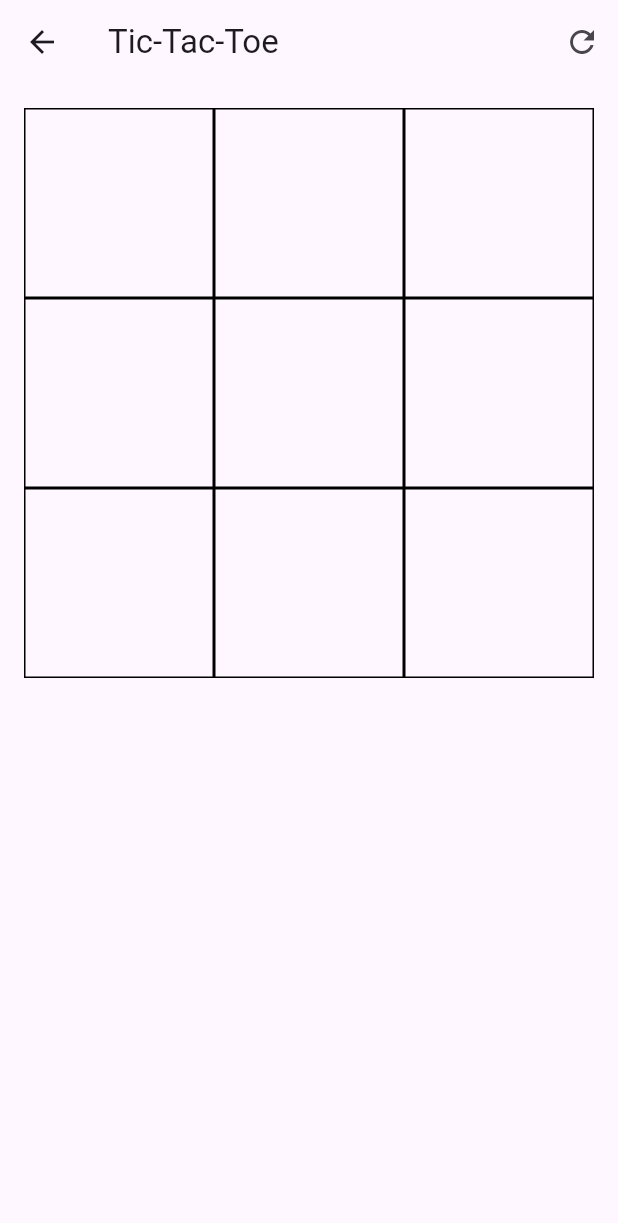
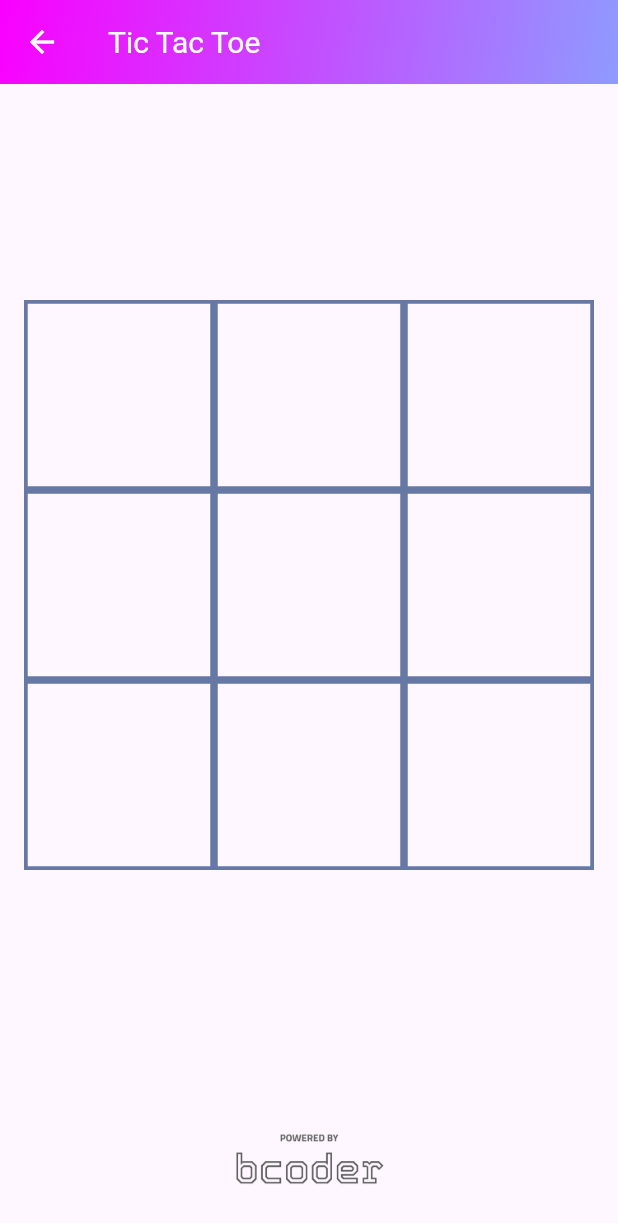
Before and after one commit to mdyasinahmed/app.GameBox, a Flutter app: the TicTacToePage screen opened directly, on a phone screen of 412 x 824 dp. Shown: the top 1223 px of the screen. Run offline on Flutter 3.47's test engine with Material 3 defaults, Android fonts, the phone set to English and light mode, and no system bars.

Commit message:
update tic_tac_toe game page

```diff
--- a/gamebox/lib/pages/games/tic_tac_toe.dart
+++ b/gamebox/lib/pages/games/tic_tac_toe.dart
@@ -89,14 +89,15 @@ class _TicTacToePageState extends State<TicTacToePage> {
           onTap: () => _handleTap(index),
           child: Container(
             decoration: BoxDecoration(
-              border: Border.all(color: Colors.black),
+              border: Border.all(color: Color(0xFF6679A5), width: 2.5),
             ),
             child: Center(
               child: Text(
                 board[index],
                 style: TextStyle(
-                  fontSize: 32,
+                  fontSize: 44,
                   fontWeight: FontWeight.bold,
+                  color: board[index] == 'X' ? Color(0xFF779BEE) : Color(0xFFF7539C),
                 ),
               ),
             ),
@@ -110,23 +111,22 @@ class _TicTacToePageState extends State<TicTacToePage> {
   Widget build(BuildContext context) {
     return Scaffold(
       appBar: AppBar(
-        title: Text('Tic-Tac-Toe'),
-        actions: [
-          IconButton(
-            icon: Icon(Icons.refresh),
-            onPressed: _resetGame,
+        title: Text('Tic Tac Toe'),
+        flexibleSpace: Container(
+          decoration: BoxDecoration(
+            gradient: LinearGradient(
+              colors: [Color(0xFFFA00FF), Color(0xFF8F9AFF)],
+              begin: Alignment.topLeft,
+              end: Alignment.bottomRight,
+            ),
           ),
-        ],
+        ),
+        iconTheme: IconThemeData(color: Colors.white),
+        titleTextStyle: TextStyle(color: Colors.white, fontSize: 20),
       ),
       body: Column(
         mainAxisAlignment: MainAxisAlignment.center,
         children: [
-          Expanded(
-            child: Padding(
-              padding: const EdgeInsets.all(16.0),
-              child: _buildBoard(),
-            ),
-          ),
           if (gameEnded)
             Padding(
               padding: const EdgeInsets.all(16.0),
@@ -138,6 +138,42 @@ class _TicTacToePageState extends State<TicTacToePage> {
                 ),
               ),
             ),
+          Expanded(
+            child: Center(
+              child: AspectRatio(
+                aspectRatio: 1.0,
+                child: Padding(
+                  padding: const EdgeInsets.all(16.0),
+                  child: _buildBoard(),
+                ),
+              ),
+            ),
+          ),
+          if (gameEnded)
+            Padding(
+              padding: const EdgeInsets.only(bottom: 16.0),
+              child: ElevatedButton(
+                onPressed: _resetGame,
+                style: ElevatedButton.styleFrom(
+                  foregroundColor: Colors.white, backgroundColor: Color(0xFFF7539C),
+                  textStyle: TextStyle(
+                    fontSize: 16,
+                    fontWeight: FontWeight.bold,
+                  ),
+                ),
+                child: Text('Restart Game'),
+              ),
+            ),
+          SizedBox(height: 10), // Space before the powered by image
+          Align(
+            alignment: Alignment.bottomCenter,
+            child: SizedBox(
+              width: 100, // Adjusted width
+              height: 80, // Adjusted height
+              child: Image.asset('assets/powered_by.png'),
+            ),
+          ),
+          SizedBox(height: 10), // S
         ],
       ),
     );
```
